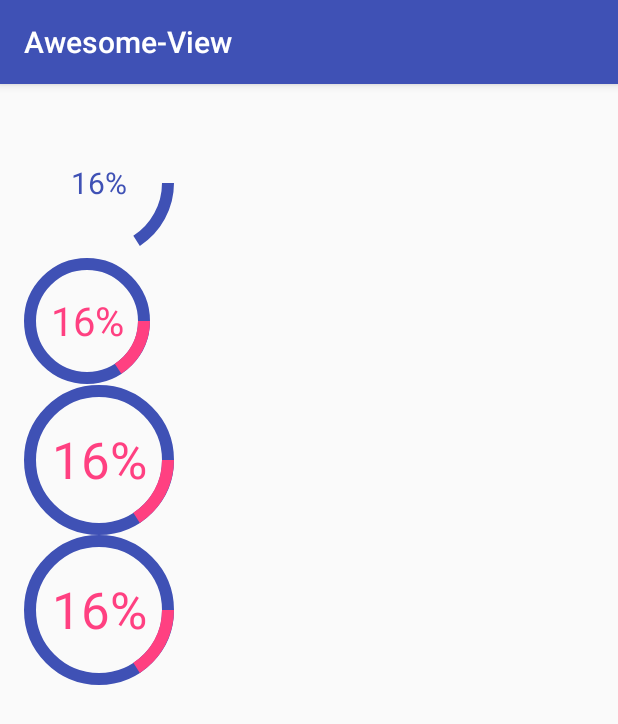
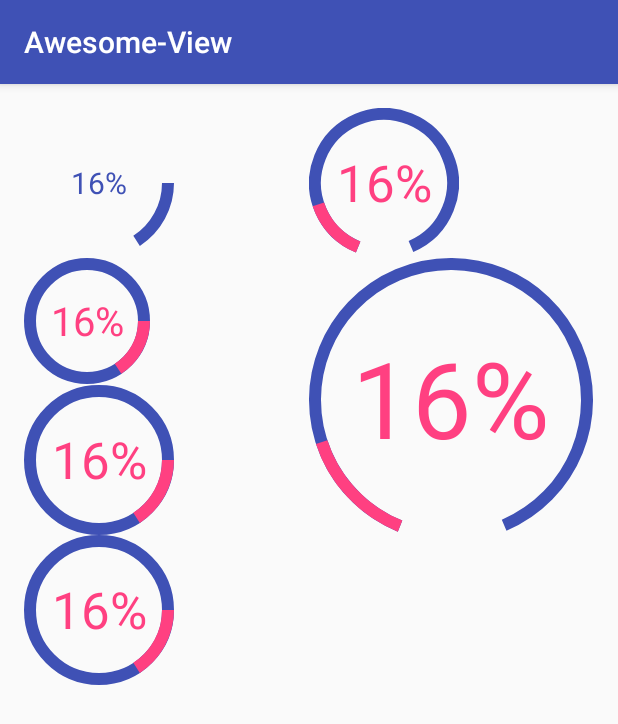
Before and after one commit to shucc/Awesome_View, an Android app: the CircleActivity screen opened directly, with no data from a screen before it, on a phone screen of 412 x 824 dp. Shown: the top 724 px of the screen. Run offline under Robolectric (Android 15) with nearby library versions, the phone set to English and light mode, and no system bars.

Commit message:
update circlrprogressview

```diff
--- a/app/src/main/java/org/cchao/awesome/CircleActivity.java
+++ b/app/src/main/java/org/cchao/awesome/CircleActivity.java
@@ -11,6 +11,8 @@ public class CircleActivity extends AppCompatActivity {
     private CircleProgressView mSecondView;
     private CircleProgressView mThirdView;
     private CircleProgressView mFourView;
+    private CircleProgressView mFiveView;
+    private CircleProgressView mSixView;
 
     private int mProgress = 0;
 
@@ -23,6 +25,8 @@ public class CircleActivity extends AppCompatActivity {
         mSecondView = (CircleProgressView) findViewById(R.id.activity_circle_second);
         mThirdView = (CircleProgressView) findViewById(R.id.activity_circle_third);
         mFourView = (CircleProgressView) findViewById(R.id.activity_circle_four);
+        mFiveView = (CircleProgressView) findViewById(R.id.activity_circle_five);
+        mSixView = (CircleProgressView) findViewById(R.id.activity_circle_six);
 
         new Thread(new Runnable() {
             @Override
@@ -33,6 +37,8 @@ public class CircleActivity extends AppCompatActivity {
                     mSecondView.setProgress(mProgress);
                     mThirdView.setProgress(mProgress);
                     mFourView.setProgress(mProgress);
+                    mFiveView.setProgress(mProgress);
+                    mSixView.setProgress(mProgress);
                     try {
                         Thread.sleep(100);
                     } catch (InterruptedException e) {
--- a/app/src/main/java/org/cchao/awesome/adapter/SideslipAdapter.java
+++ /dev/null
@@ -1,41 +0,0 @@
-package org.cchao.awesome.adapter;
-
-import android.view.View;
-import android.view.ViewGroup;
-import android.widget.BaseAdapter;
-
-import org.cchao.awesome.widget.SideslipView;
-
-import java.util.ArrayList;
-
-/**
- * Created by chenchao on 16/3/2.
- */
-public class SideslipAdapter extends BaseAdapter {
-
-    private ArrayList<String> mDataText;
-
-    public SideslipAdapter(ArrayList<String> mDataText) {
-        this.mDataText = mDataText;
-    }
-
-    @Override
-    public int getCount() {
-        return 0;
-    }
-
-    @Override
-    public Object getItem(int position) {
-        return null;
-    }
-
-    @Override
-    public long getItemId(int position) {
-        return 0;
-    }
-
-    @Override
-    public View getView(int position, View convertView, ViewGroup parent) {
-        return null;
-    }
-}
--- a/app/src/main/java/org/cchao/awesome/widget/CircleProgressView.java
+++ b/app/src/main/java/org/cchao/awesome/widget/CircleProgressView.java
@@ -3,6 +3,7 @@ package org.cchao.awesome.widget;
 import android.content.Context;
 import android.content.res.TypedArray;
 import android.graphics.Canvas;
+import android.graphics.Color;
 import android.graphics.Paint;
 import android.graphics.Rect;
 import android.graphics.RectF;
@@ -35,6 +36,12 @@ public class CircleProgressView extends View {
     //进度显示颜色
     private int mCircleTextColor;
 
+    //进度条圆环总角度
+    private int mCircleAngle;
+
+    //进度条开始角度
+    private int mCicrcleStartAngle;
+
     private Paint mPaint;
 
     private Paint mTextPaint;
@@ -46,6 +53,8 @@ public class CircleProgressView extends View {
 
     //是否计算文字大小
     private boolean isCalculate = false;
+
+    private RectF mRectF;
 
     public CircleProgressView(Context context) {
         this(context, null);
@@ -59,21 +68,24 @@ public class CircleProgressView extends View {
         super(context, atts, defStyle);
 
         TypedArray typedArray = context.getTheme().obtainStyledAttributes(atts, R.styleable.CircleProgressView, defStyle, 0);
-        mCircleColor = typedArray.getColor(R.styleable.CircleProgressView_circleColor, defStyle);
-        mCircleProgressColor = typedArray.getColor(R.styleable.CircleProgressView_circleProgressColor, defStyle);
+        mCircleColor = typedArray.getColor(R.styleable.CircleProgressView_circleColor, Color.TRANSPARENT);
+        mCircleProgressColor = typedArray.getColor(R.styleable.CircleProgressView_circleProgressColor, Color.BLUE);
         //进度条宽度默认设置为5dp
         mCircleWidth = typedArray.getDimensionPixelSize(R.styleable.CircleProgressView_circleWidth, (int) TypedValue.applyDimension(
                 TypedValue.COMPLEX_UNIT_DIP, 5, getResources().getDisplayMetrics()));
         //进度文本显示大小默认为16sp
         mCircleTextSize = typedArray.getDimensionPixelSize(R.styleable.CircleProgressView_circleTextSize, (int) TypedValue.applyDimension(
                 TypedValue.COMPLEX_UNIT_SP, 16, getResources().getDisplayMetrics()));
-        mCircleTextColor = typedArray.getColor(R.styleable.CircleProgressView_circleTextColor, defStyle);
+        mCircleTextColor = typedArray.getColor(R.styleable.CircleProgressView_circleTextColor, Color.BLACK);
+        mCircleAngle = typedArray.getInteger(R.styleable.CircleProgressView_circleAngle, 360);
+        mCicrcleStartAngle = typedArray.getInteger(R.styleable.CircleProgressView_circleStartAngle, 0);
         typedArray.recycle();
 
         mPaint = new Paint();
         mTextPaint = new Paint();
         mTextBounds = new Rect();
         mTextPaint.setTextSize(mCircleTextSize);
+        //设置文本最大宽度，即100%的时候
         String temp = "100%";
         mTextPaint.getTextBounds(temp, 0, temp.length(), mTextBounds);
     }
@@ -114,9 +126,10 @@ public class CircleProgressView extends View {
         int center = getWidth() / 2;
         int radius = center - mCircleWidth / 2;
 
+        //计算一次文字大小
         if (!isCalculate) {
             String temp = "100%";
-            //将文本对角线的一半与半径比较
+            //将文本rect对角线的一半与半径比较
             double radiusPow = Math.pow(radius - mCircleWidth / 2, 2);
             double otherPow = Math.pow((double)mTextBounds.width()/2, 2) + Math.pow((double)mTextBounds.height()/2, 2);
             //如果文本宽度超出内圆，不断减小文字大小
@@ -127,18 +140,20 @@ public class CircleProgressView extends View {
                 mTextPaint.getTextBounds(temp, 0, temp.length(), mTextBounds);
             }
             isCalculate = true;
+
+
         }
-
         mPaint.setStrokeWidth(mCircleWidth);
         mPaint.setAntiAlias(true);
         mPaint.setStyle(Paint.Style.STROKE);
-        RectF rectF = new RectF(center - radius, center - radius, center + radius, center + radius);
+        mRectF = new RectF(center - radius, center - radius, center + radius, center + radius);
 
         mPaint.setColor(mCircleColor);
-        canvas.drawCircle(center, center, radius, mPaint);
+        canvas.drawArc(mRectF, mCicrcleStartAngle, mCircleAngle, false, mPaint);
+        //canvas.drawCircle(center, center, radius, mPaint);
         mPaint.setColor(mCircleProgressColor);
-        int degree = mProgress * 360 / 100;
-        canvas.drawArc(rectF, 0, degree, false, mPaint);
+        int degree = mProgress * mCircleAngle / 100;
+        canvas.drawArc(mRectF, mCicrcleStartAngle, degree, false, mPaint);
 
         mTextPaint.setColor(mCircleProgressColor);
         float textWidth = mTextPaint.measureText(mProgress + "%");
--- a/app/src/main/res/layout/activity_circle.xml
+++ b/app/src/main/res/layout/activity_circle.xml
@@ -1,13 +1,19 @@
 <?xml version="1.0" encoding="utf-8"?>
 <LinearLayout xmlns:android="http://schemas.android.com/apk/res/android"
     xmlns:circle="http://schemas.android.com/apk/res-auto"
-    android:orientation="vertical"
+    android:orientation="horizontal"
     android:layout_width="match_parent"
     android:layout_height="match_parent"
     android:paddingBottom="@dimen/activity_vertical_margin"
     android:paddingLeft="@dimen/activity_horizontal_margin"
     android:paddingRight="@dimen/activity_horizontal_margin"
     android:paddingTop="@dimen/activity_vertical_margin">
+
+    <LinearLayout
+        android:orientation="vertical"
+        android:layout_weight="1"
+        android:layout_width="0dp"
+        android:layout_height="match_parent">
 
         <org.cchao.awesome.widget.CircleProgressView
             android:id="@+id/activity_circle_first"
@@ -54,3 +60,39 @@
             circle:circleTextSize="115sp"/>
 
     </LinearLayout>
+
+    <LinearLayout
+        android:orientation="vertical"
+        android:layout_weight="1"
+        android:layout_width="0dp"
+        android:layout_height="match_parent">
+
+        <org.cchao.awesome.widget.CircleProgressView
+            android:id="@+id/activity_circle_five"
+            android:layout_width="100dp"
+            android:layout_height="100dp"
+
+            circle:circleColor="@color/colorPrimary"
+            circle:circleProgressColor="@color/colorAccent"
+            circle:circleWidth="8dp"
+            circle:circleTextColor="@color/colorAccent"
+            circle:circleTextSize="115sp"
+            circle:circleAngle="315"
+            circle:circleStartAngle="112"/>
+
+        <org.cchao.awesome.widget.CircleProgressView
+            android:id="@+id/activity_circle_six"
+            android:layout_width="match_parent"
+            android:layout_height="match_parent"
+
+            circle:circleColor="@color/colorPrimary"
+            circle:circleProgressColor="@color/colorAccent"
+            circle:circleWidth="8dp"
+            circle:circleTextColor="@color/colorAccent"
+            circle:circleTextSize="115sp"
+            circle:circleAngle="315"
+            circle:circleStartAngle="112"/>
+
+    </LinearLayout>
+
+</LinearLayout>
--- a/app/src/main/res/layout/activity_sideslip.xml
+++ b/app/src/main/res/layout/activity_sideslip.xml
@@ -22,7 +22,7 @@
     <LinearLayout
         android:orientation="horizontal"
         android:layout_width="200dp"
-        android:layout_height="match_parent">
+        android:layout_height="100dp">
 
         <TextView
             android:id="@+id/text2"
--- a/app/src/main/res/values/attrs.xml
+++ b/app/src/main/res/values/attrs.xml
@@ -7,6 +7,8 @@
         <attr name="circleWidth" format="dimension"/>
         <attr name="circleTextColor" format="color"/>
         <attr name="circleTextSize" format="dimension"/>
+        <attr name="circleStartAngle" format="integer"/>
+        <attr name="circleAngle" format="integer"/>
     </declare-styleable>
 
 </resources>
```
Lines whose indentation alone changed are shown as unchanged.
